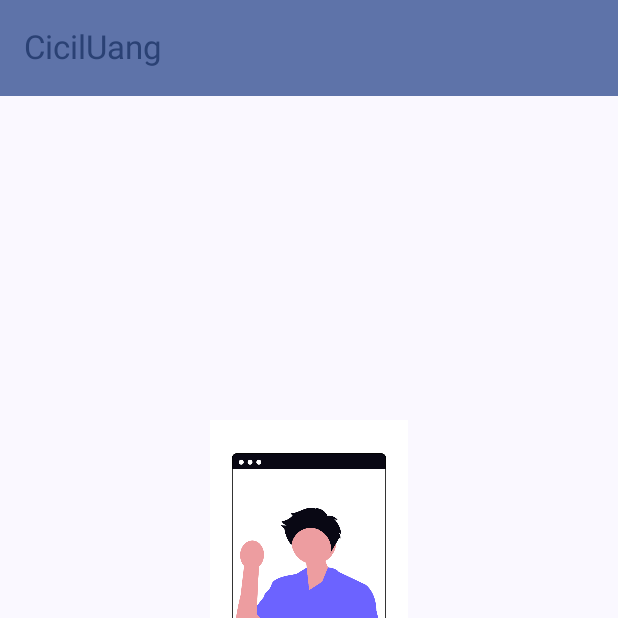
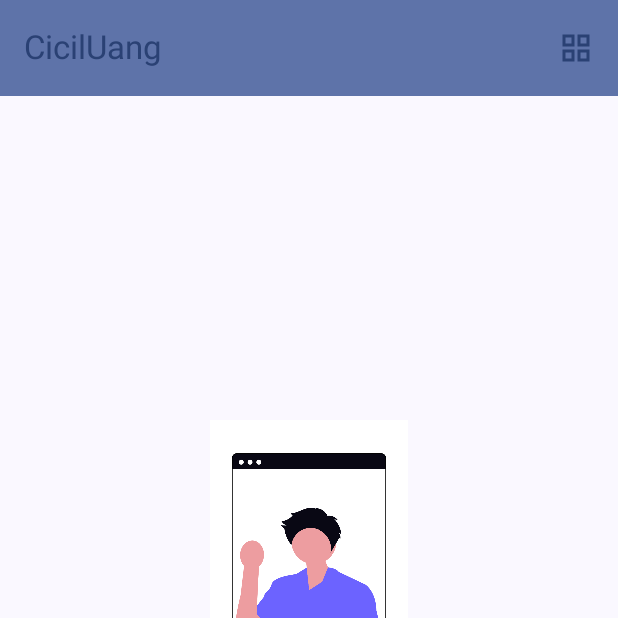
Before and after one commit to evanpratama470123/Assessment2_Mobpro, an Android app built with Jetpack Compose: the screen it shows after launch (MainActivity), on a phone screen of 412 x 824 dp, the top half of it. Run offline under Robolectric (Android 15) with nearby library versions, the phone set to English and light mode, and no system bars; our stand-ins replace Room's generated code.

Commit message:
Membuat toggle menu list/grid

```diff
--- a/app/src/main/java/com/evanpratama0137/ciciluang/ui/screen/MainScreen.kt
+++ b/app/src/main/java/com/evanpratama0137/ciciluang/ui/screen/MainScreen.kt
@@ -16,6 +16,7 @@ import androidx.compose.material3.ExperimentalMaterial3Api
 import androidx.compose.material3.FloatingActionButton
 import androidx.compose.material3.HorizontalDivider
 import androidx.compose.material3.Icon
+import androidx.compose.material3.IconButton
 import androidx.compose.material3.MaterialTheme
 import androidx.compose.material3.Scaffold
 import androidx.compose.material3.Text
@@ -24,8 +25,12 @@ import androidx.compose.material3.TopAppBarDefaults
 import androidx.compose.runtime.Composable
 import androidx.compose.runtime.collectAsState
 import androidx.compose.runtime.getValue
+import androidx.compose.runtime.mutableStateOf
+import androidx.compose.runtime.remember
+import androidx.compose.runtime.setValue
 import androidx.compose.ui.Modifier
 import androidx.compose.ui.platform.LocalContext
+import androidx.compose.ui.res.painterResource
 import androidx.compose.ui.res.stringResource
 import androidx.compose.ui.text.font.FontStyle
 import androidx.compose.ui.text.font.FontWeight
@@ -44,6 +49,7 @@ import com.evanpratama0137.ciciluang.util.ViewModelFactory
 @OptIn(ExperimentalMaterial3Api::class)
 @Composable
 fun MainScreen(navController: NavHostController) {
+    var showList by remember { mutableStateOf(true) }
 
     Scaffold(
         topBar = {
@@ -54,7 +60,22 @@ fun MainScreen(navController: NavHostController) {
                 colors = TopAppBarDefaults.mediumTopAppBarColors(
                     containerColor = MaterialTheme.colorScheme.primaryContainer,
                     titleContentColor = MaterialTheme.colorScheme.primary,
-                )
+                ),
+                actions = {
+                    IconButton(onClick = { showList = !showList }) {
+                        Icon(
+                            painter = painterResource(
+                                if (showList) R.drawable.baseline_grid_view_24
+                                else R.drawable.baseline_view_list_24
+                            ),
+                            contentDescription = stringResource(
+                                if (showList) R.string.grid
+                                else R.string.list
+                            ),
+                            tint = MaterialTheme.colorScheme.primary
+                        )
+                    }
+                }
             )
         },
         floatingActionButton = {
--- /dev/null
+++ b/app/src/main/res/drawable/baseline_grid_view_24.xml
@@ -0,0 +1,5 @@
+<vector xmlns:android="http://schemas.android.com/apk/res/android" android:height="24dp" android:tint="#000000" android:viewportHeight="24" android:viewportWidth="24" android:width="24dp">
+
+    <path android:fillColor="@android:color/white" android:fillType="evenOdd" android:pathData="M3,3v8h8L11,3L3,3zM9,9L5,9L5,5h4v4zM3,13v8h8v-8L3,13zM9,19L5,19v-4h4v4zM13,3v8h8L21,3h-8zM19,9h-4L15,5h4v4zM13,13v8h8v-8h-8zM19,19h-4v-4h4v4z"/>
+
+</vector>
--- /dev/null
+++ b/app/src/main/res/drawable/baseline_view_list_24.xml
@@ -0,0 +1,5 @@
+<vector xmlns:android="http://schemas.android.com/apk/res/android" android:autoMirrored="true" android:height="24dp" android:tint="#000000" android:viewportHeight="24" android:viewportWidth="24" android:width="24dp">
+
+    <path android:fillColor="@android:color/white" android:pathData="M3,14h4v-4H3V14zM3,19h4v-4H3V19zM3,9h4V5H3V9zM8,14h13v-4H8V14zM8,19h13v-4H8V19zM8,5v4h13V5H8z"/>
+
+</vector>
--- a/app/src/main/res/values/strings.xml
+++ b/app/src/main/res/values/strings.xml
@@ -13,8 +13,10 @@
     <string name="invalid">Nama tabungan, jumlah, dan deskripsi tidak boleh kosong.</string>
     <string name="lainnya">Opsi lainnya</string>
     <string name="hapus">Hapus Tabungan</string>
-    <string name="pesan_hapus">Hapus catatan ini?</string>
+    <string name="pesan_hapus">Hapus tabungan ini?</string>
     <string name="tombol_hapus">Hapus</string>
     <string name="tombol_batal">Batal</string>
+    <string name="list">Tampilan list</string>
+    <string name="grid">Tampilan grid</string>
 
 </resources>
```
